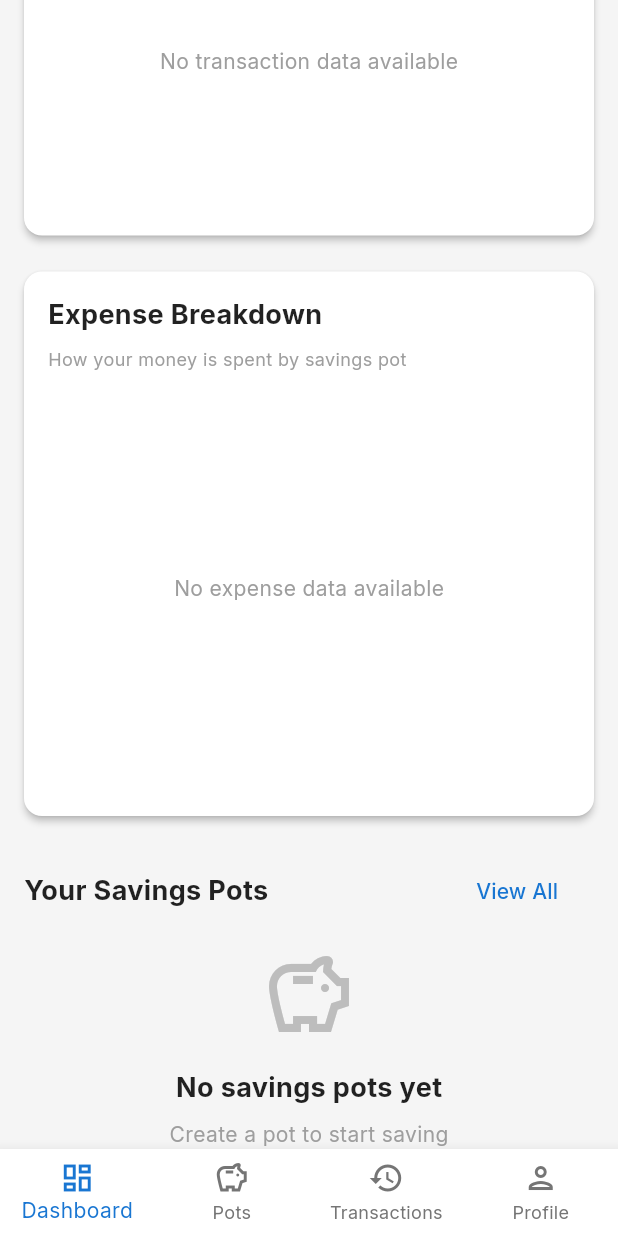
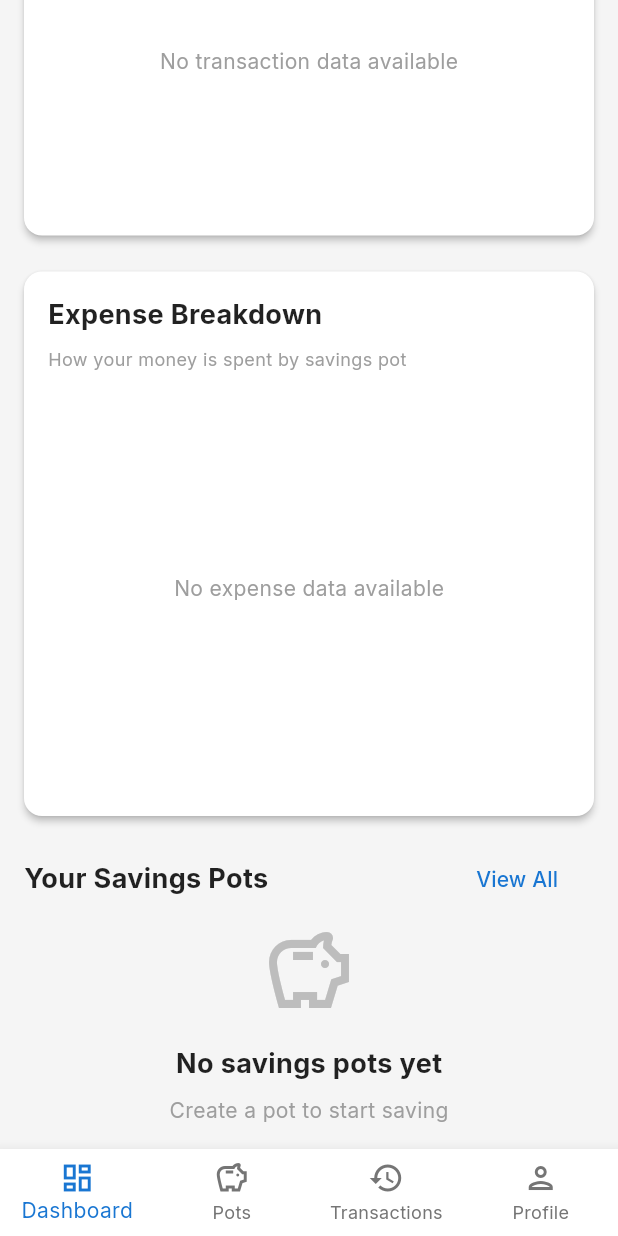
Before and after one commit to EdoMaulanaa/celenganku, a Flutter app: the HomeScreen screen opened directly, scrolled down 491 dp, on a phone screen of 412 x 824 dp. Run offline on Flutter 3.47's test engine with Material 3 defaults, Android fonts, the phone set to English and light mode, and no system bars; our stand-ins replace fl_chart, google_fonts, image_picker, shared_preferences, supabase_flutter; accounts and stored records are empty; network calls fail.

Commit message:
Refactor layout spacing in DashboardTab for improved UI consistency
- Adjusted height of SizedBox elements to enhance visual spacing.
- Reduced margin and padding in pot card to streamline the card layout.

```diff
--- a/lib/screens/home/dashboard_tab.dart
+++ b/lib/screens/home/dashboard_tab.dart
@@ -185,7 +185,7 @@ class DashboardTabState extends State<DashboardTab> with TickerProviderStateMixi
               // Expense breakdown
               _buildExpenseBreakdownChart(transactionProvider, categoryProvider),
 
-              const SizedBox(height: 24),
+              const SizedBox(height: 16),
 
               // Recent pots
               _buildRecentPotsSection(savingsProvider),
@@ -779,7 +779,7 @@ class DashboardTabState extends State<DashboardTab> with TickerProviderStateMixi
           ],
         ),
 
-        const SizedBox(height: 12),
+        const SizedBox(height: 4),
 
         // Pots list
         if (savingsProvider.status == SavingsStatus.loading)
@@ -808,9 +808,9 @@ class DashboardTabState extends State<DashboardTab> with TickerProviderStateMixi
   // Build pot card
   Widget _buildPotCard(SavingsPot pot) {
     return Card(
-      margin: const EdgeInsets.only(bottom: 12),
+      margin: const EdgeInsets.only(bottom: 8),
       child: Padding(
-        padding: const EdgeInsets.all(16),
+        padding: const EdgeInsets.all(12),
         child: Column(
           crossAxisAlignment: CrossAxisAlignment.start,
           children: [
```
